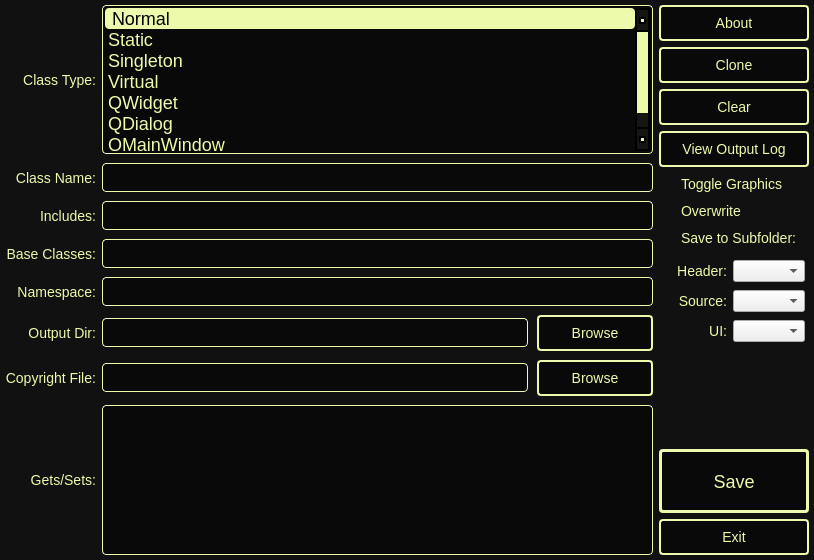
Above: products/sgen/sgen_qt/src/UISourceGen.ui from cbtek/SourceGen before the change. Below: the same form after it.
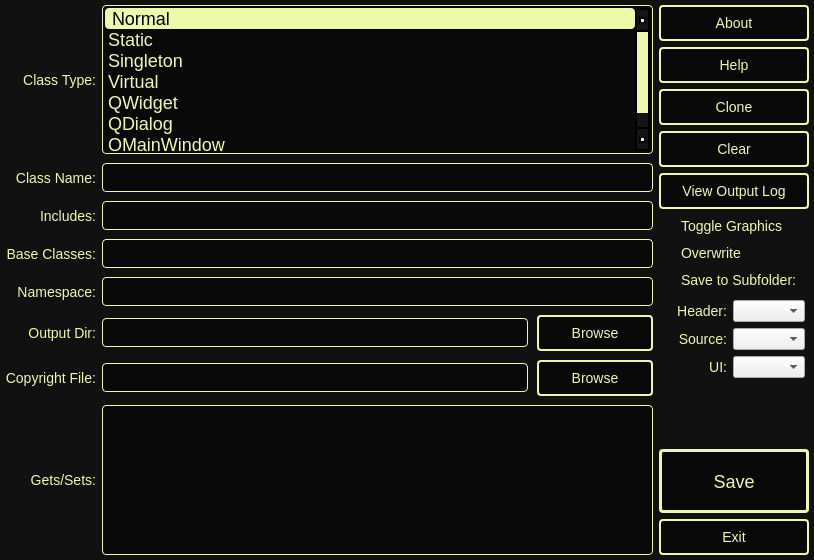
That is the form after the change.

Commit message: Renamed template directory from templates to .sgen_templates to be consistent with release folder Updated utilities with latest changes from other projects Updated SourceGen to load templates from Home, App, Run and usr/local/share folders Modularized codebase so that single function could serve many places in code Added button for viewing command line help in the Qt version

The edit to the form file:
```diff
--- a/products/sgen/sgen_qt/src/UISourceGen.ui
+++ b/products/sgen/sgen_qt/src/UISourceGen.ui
@@ -434,6 +434,13 @@
          </property>
         </widget>
        </item>
+       <item>
+        <widget class="QPushButton" name="m_btnHelp">
+         <property name="text">
+          <string>Help</string>
+         </property>
+        </widget>
+       </item>
        <item>
         <widget class="QPushButton" name="m_btnClone">
          <property name="font">
```
Left out of the diff: 2 changed lines with no effect on the pictures. The commit also changes 26 other files.
